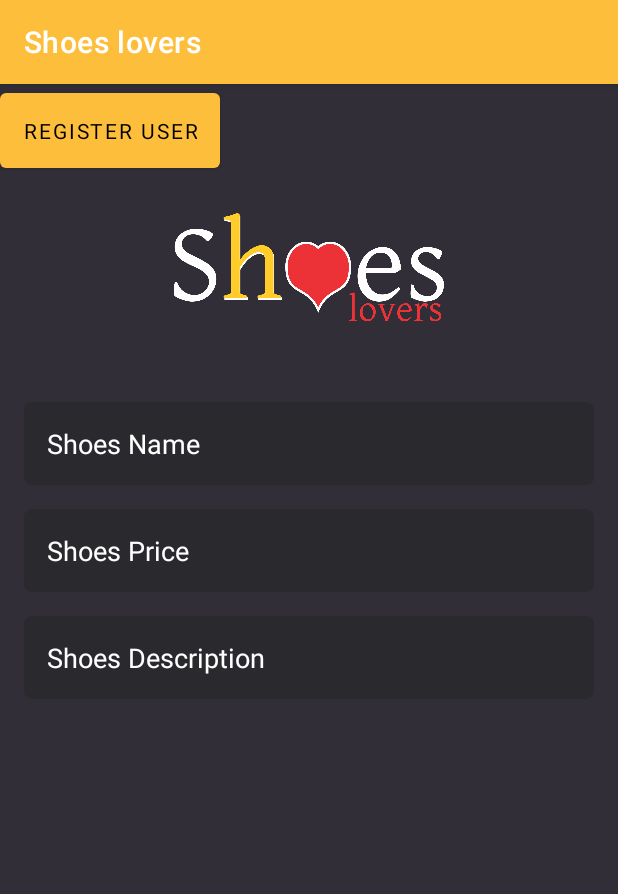
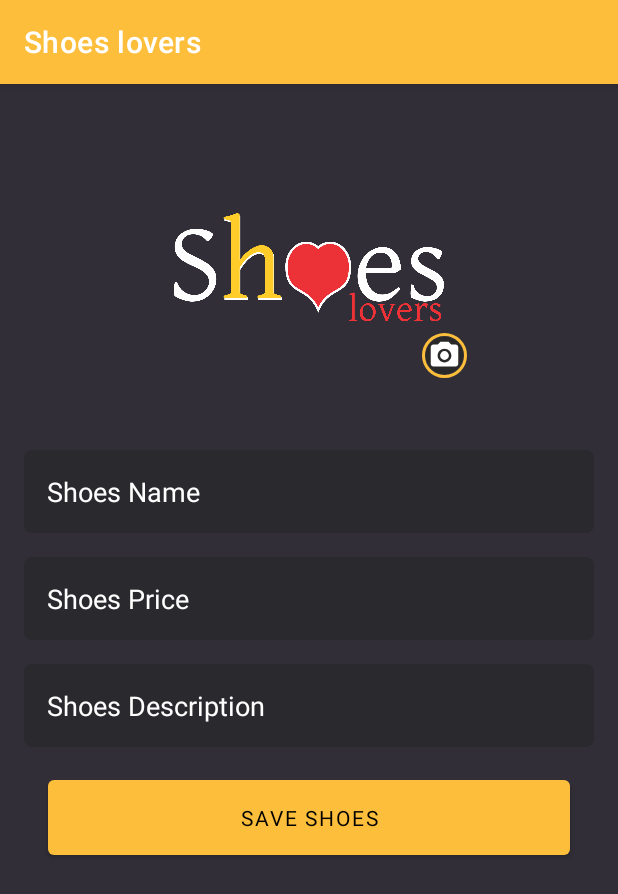
Before and after one commit to gilsonjuniorpro/TheShoeStore, an Android app: the AddShoesFragment screen opened through its navigation route, on a phone screen of 412 x 824 dp. Shown: the top 894 px of the screen. Run offline under Robolectric (Android 15) with nearby library versions, the light colour scheme and no system bars; our stand-ins replace data binding; libraries missing offline, so code that uses them is left out: com.jarvis.ca; Roboto replaces fonts that are not available here.

Commit message:
add drawables

```diff
--- /dev/null
+++ b/app/src/main/res/drawable/ic_camera.xml
@@ -0,0 +1,6 @@
+<vector android:height="24dp" android:tint="#FFFFFF"
+    android:viewportHeight="24" android:viewportWidth="24"
+    android:width="24dp" xmlns:android="http://schemas.android.com/apk/res/android">
+    <path android:fillColor="@android:color/white" android:pathData="M12,12m-3.2,0a3.2,3.2 0,1 1,6.4 0a3.2,3.2 0,1 1,-6.4 0"/>
+    <path android:fillColor="@android:color/white" android:pathData="M9,2L7.17,4L4,4c-1.1,0 -2,0.9 -2,2v12c0,1.1 0.9,2 2,2h16c1.1,0 2,-0.9 2,-2L22,6c0,-1.1 -0.9,-2 -2,-2h-3.17L15,2L9,2zM12,17c-2.76,0 -5,-2.24 -5,-5s2.24,-5 5,-5 5,2.24 5,5 -2.24,5 -5,5z"/>
+</vector>
--- /dev/null
+++ b/app/src/main/res/drawable/ic_exit_to_app.xml
@@ -0,0 +1,5 @@
+<vector android:height="24dp" android:tint="#FFFFFF"
+    android:viewportHeight="24" android:viewportWidth="24"
+    android:width="24dp" xmlns:android="http://schemas.android.com/apk/res/android">
+    <path android:fillColor="@android:color/white" android:pathData="M10.09,15.59L11.5,17l5,-5 -5,-5 -1.41,1.41L12.67,11H3v2h9.67l-2.58,2.59zM19,3H5c-1.11,0 -2,0.9 -2,2v4h2V5h14v14H5v-4H3v4c0,1.1 0.89,2 2,2h14c1.1,0 2,-0.9 2,-2V5c0,-1.1 -0.9,-2 -2,-2z"/>
+</vector>
--- /dev/null
+++ b/app/src/main/res/drawable/shape_background_add_picture.xml
@@ -0,0 +1,36 @@
+<?xml version="1.0" encoding="utf-8"?>
+<layer-list xmlns:android="http://schemas.android.com/apk/res/android">
+
+    <item>
+        <shape android:shape="oval">
+            <stroke
+                android:width="2dp"
+                android:color="@color/colorBackgroundButton"/>
+        </shape>
+    </item>
+
+    <item
+        android:bottom="4dp"
+        android:top="4dp"
+        android:left="4dp"
+        android:right="4dp">
+
+        <shape android:shape="oval">
+            <stroke
+                android:width="3dp"
+                android:color="@color/colorBackgroundButton"/>
+        </shape>
+    </item>
+
+    <item
+        android:bottom="3dp"
+        android:top="3dp"
+        android:left="3dp"
+        android:right="3dp">
+
+        <shape android:shape="oval">
+            <solid android:color="@color/colorPrimary"/>
+        </shape>
+    </item>
+
+</layer-list>
--- a/app/src/main/res/layout/fragment_add_shoes.xml
+++ b/app/src/main/res/layout/fragment_add_shoes.xml
@@ -21,6 +21,7 @@
                 android:layout_width="0dp"
                 android:layout_height="wrap_content"
                 android:layout_marginLeft="16dp"
+                android:layout_marginTop="32dp"
                 android:layout_marginRight="16dp"
                 android:hint="@string/shoes_name"
                 android:importantForAutofill="yes"
@@ -69,10 +70,10 @@
                 android:layout_marginTop="16dp"
                 android:layout_marginEnd="16dp"
                 android:padding="15dp"
-                android:text="@string/register_user"
-                app:layout_constraintEnd_toEndOf="@+id/etPassword"
-                app:layout_constraintStart_toStartOf="@+id/etPassword"
-                app:layout_constraintTop_toBottomOf="@+id/etPassword" />
+                android:text="@string/save_shoes"
+                app:layout_constraintEnd_toEndOf="@+id/etDescription"
+                app:layout_constraintStart_toStartOf="@+id/etDescription"
+                app:layout_constraintTop_toBottomOf="@+id/etDescription" />
 
             <ImageView
                 android:id="@+id/imageView"
@@ -99,6 +100,28 @@
                 app:layout_constraintTop_toTopOf="parent"
                 app:layout_constraintVertical_bias="0.40" />
 
+            <View
+                android:id="@+id/viewAdd"
+                android:layout_width="30dp"
+                android:layout_height="30dp"
+                android:layout_marginBottom="16dp"
+                android:background="@drawable/shape_background_add_picture"
+                app:layout_constraintBottom_toBottomOf="@+id/imageView"
+                app:layout_constraintEnd_toEndOf="@+id/imageView"
+                app:layout_constraintStart_toEndOf="@+id/imageView" />
+
+            <ImageView
+                android:id="@+id/ivAddPicture"
+                android:layout_width="30dp"
+                android:layout_height="30dp"
+                android:padding="4dp"
+                android:src="@drawable/ic_camera"
+                app:layout_constraintBottom_toBottomOf="@+id/viewAdd"
+                app:layout_constraintEnd_toEndOf="@+id/viewAdd"
+                app:layout_constraintStart_toStartOf="@+id/viewAdd"
+                app:layout_constraintTop_toTopOf="@+id/viewAdd"
+                android:contentDescription="@string/app_name" />
+
         </androidx.constraintlayout.widget.ConstraintLayout>
     </androidx.core.widget.NestedScrollView>
 </layout>
--- a/app/src/main/res/values/colors.xml
+++ b/app/src/main/res/values/colors.xml
@@ -22,4 +22,6 @@
     <color name="colorBackgroundEdittext">#29292E</color>
     <color name="colorTextButton">#23222a</color>
     <color name="colorBackgroundButton">#fdbe3b</color>
+
+    <color name="colorQuickActionsBackground">#23222a</color>
 </resources>
```
Also changed, not shown: app/src/main/res/drawable/ic_add.xml (added, +10 -0 lines), app/src/main/res/drawable/shape_background_add_button.xml (added, +7 -0 lines), app/src/main/res/layout/fragment_list.xml (+49 -4 lines), app/src/main/res/layout/fragment_login.xml (+7 -0 lines), app/src/main/res/layout/fragment_on_boarding.xml (+7 -0 lines), app/src/main/res/drawable/ic_ondev_logo.png (added).
